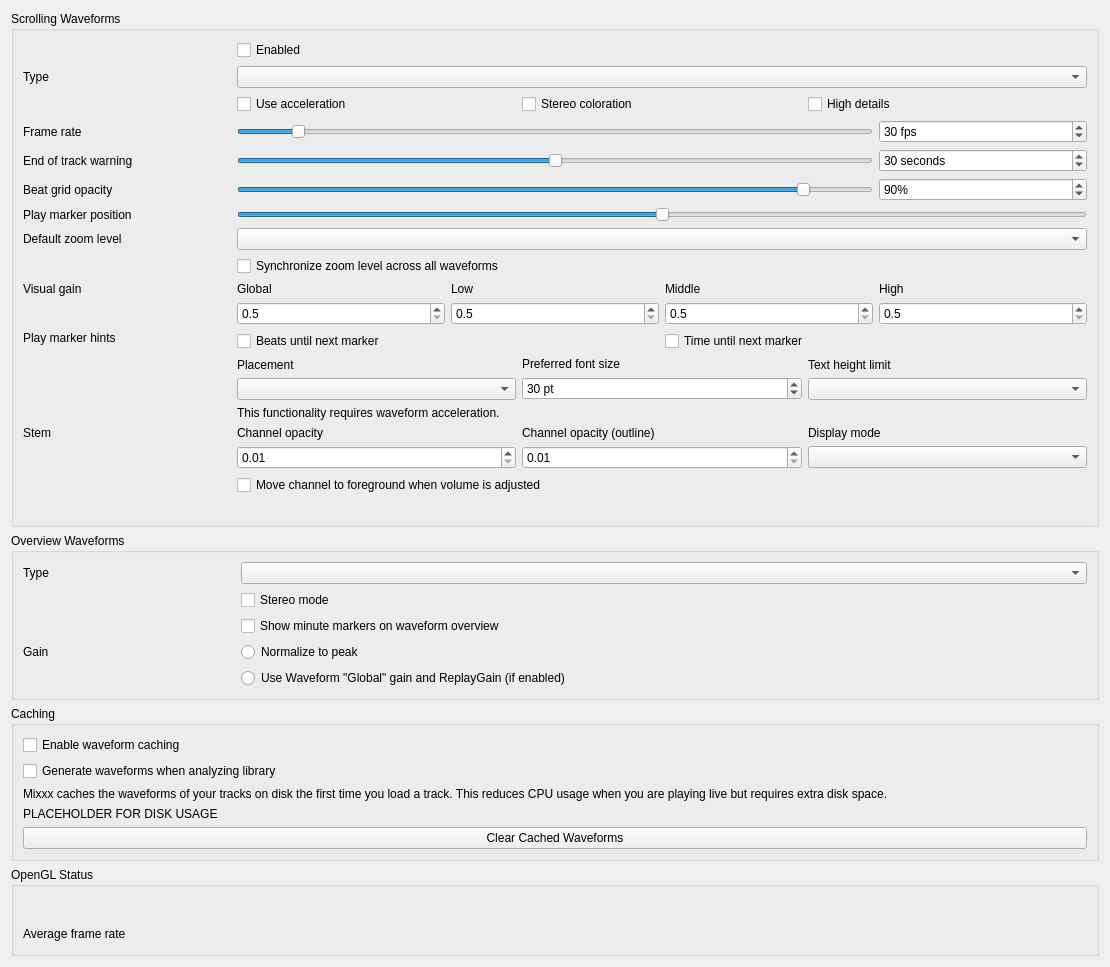
This is src/preferences/dialog/dlgprefwaveformdlg.ui in 0cwa/mixxx as Qt 5 draws it before an edit. The edited form follows.
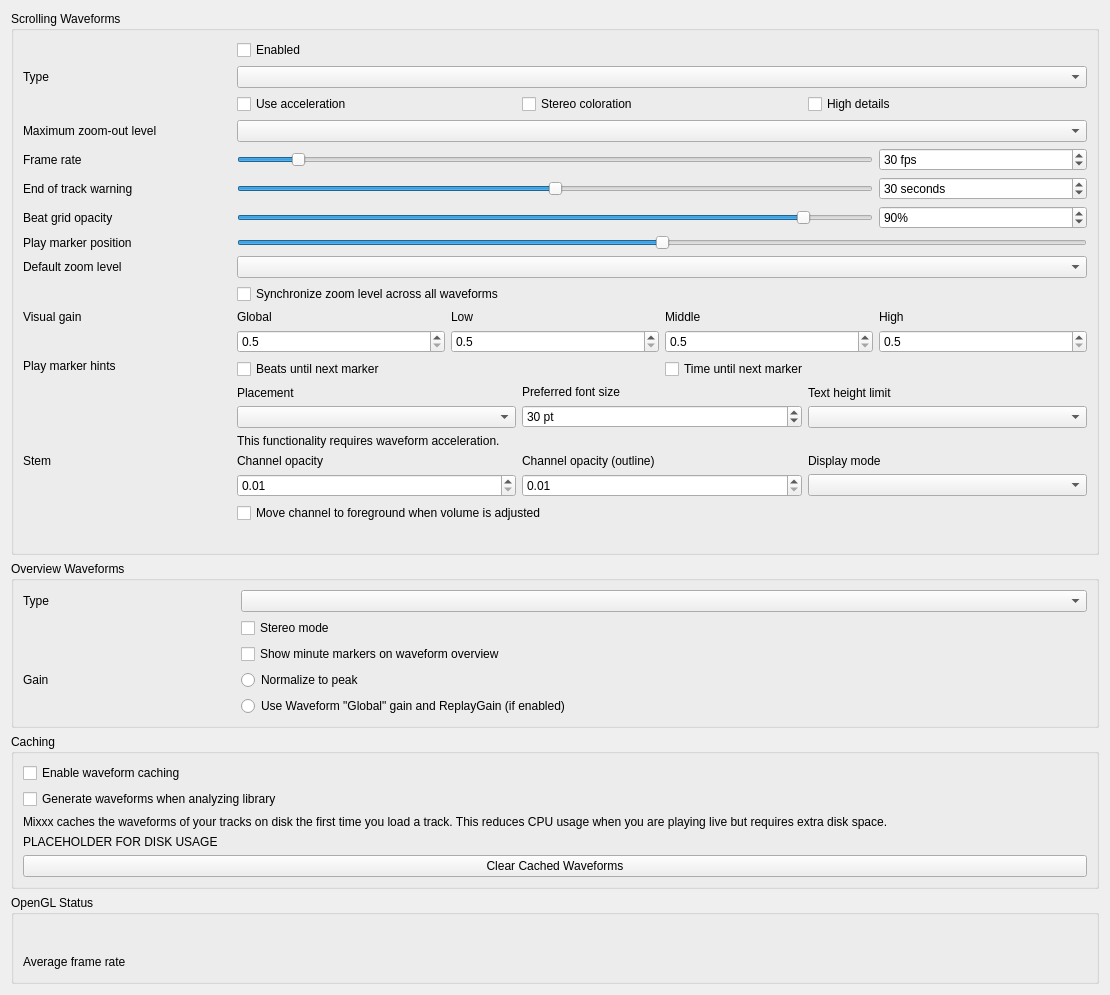
This is the edited form.

Commit message:
Add configurable waveform maximum zoom-out
Source anchor: 59e3428ef49364258a48abd9afbbbab0a541f22e

Diff of the .ui file:
```diff
--- a/src/preferences/dialog/dlgprefwaveformdlg.ui
+++ b/src/preferences/dialog/dlgprefwaveformdlg.ui
@@ -85,6 +85,30 @@
         </widget>
        </item>
       </layout>
+    </item>
+
+     <item row="3" column="0">
+      <widget class="QLabel" name="maxZoomOutLabel">
+       <property name="toolTip">
+        <string>Allow the waveform zoom to show more of the track at once.</string>
+       </property>
+       <property name="text">
+        <string>Maximum zoom-out level</string>
+       </property>
+       <property name="alignment">
+        <set>Qt::AlignLeading|Qt::AlignLeft|Qt::AlignVCenter</set>
+       </property>
+       <property name="buddy">
+        <cstring>maxZoomOutComboBox</cstring>
+       </property>
+      </widget>
+     </item>
+     <item row="3" column="1" colspan="4">
+      <widget class="QComboBox" name="maxZoomOutComboBox">
+       <property name="toolTip">
+        <string>Allow the waveform to show more of the track at once.</string>
+       </property>
+      </widget>
      </item>
 
      <item row="4" column="0">
```
Left out of the diff: 1 changed line with no effect on the pictures. The commit also changes 11 other files.
